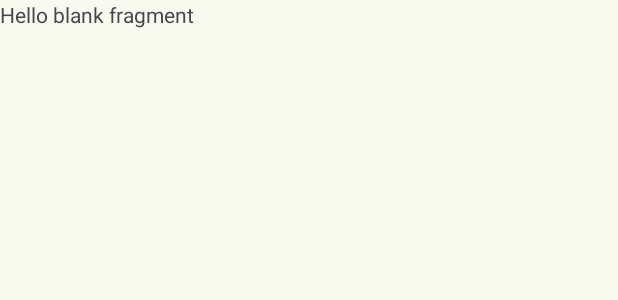
After one commit to SNXWXH/FarmHelper, an Android app: the layout fragment_login.xml on its own in the app's theme, with its tools: preview values and no code run, on a phone screen of 412 x 824 dp. The commit adds this screen. Shown: the top 300 px of the screen. Run offline under Robolectric (Android 15) with nearby library versions, the phone set to English and light mode, and no system bars.

Commit message:
refcator: Hilt를 사용하기 위한 앱 파일 생성 및 이노테이션 설정

```diff
--- a/frontend/aos/app/src/main/AndroidManifest.xml
+++ b/frontend/aos/app/src/main/AndroidManifest.xml
@@ -3,6 +3,7 @@
     xmlns:tools="http://schemas.android.com/tools">
 
     <application
+        android:name=".FarmHelperApp"
         android:allowBackup="true"
         android:dataExtractionRules="@xml/data_extraction_rules"
         android:fullBackupContent="@xml/backup_rules"
--- a/frontend/aos/app/src/main/java/com/mjc/lst1995/farmhelper/MainActivity.kt
+++ b/frontend/aos/app/src/main/java/com/mjc/lst1995/farmhelper/MainActivity.kt
@@ -2,7 +2,9 @@ package com.mjc.lst1995.farmhelper
 
 import android.os.Bundle
 import androidx.appcompat.app.AppCompatActivity
+import dagger.hilt.android.AndroidEntryPoint
 
+@AndroidEntryPoint
 class MainActivity : AppCompatActivity() {
     override fun onCreate(savedInstanceState: Bundle?) {
         super.onCreate(savedInstanceState)
--- a/frontend/aos/app/src/main/java/com/mjc/lst1995/farmhelper/home/HomeFragment.kt
+++ b/frontend/aos/app/src/main/java/com/mjc/lst1995/farmhelper/home/HomeFragment.kt
@@ -9,7 +9,10 @@ import com.mjc.lst1995.farmhelper.core.ui.BaseFragment
 import com.mjc.lst1995.farmhelper.core.ui.adapter.WeatherHomeAdapter
 import com.mjc.lst1995.farmhelper.core.ui.model.Weather
 import com.mjc.lst1995.farmhelper.databinding.FragmentHomeBinding
+import dagger.hilt.android.AndroidEntryPoint
 
+
+@AndroidEntryPoint
 class HomeFragment : BaseFragment<FragmentHomeBinding>(R.layout.fragment_home) {
     private val weathers =
         listOf(
--- /dev/null
+++ b/frontend/aos/app/src/main/res/layout/fragment_login.xml
@@ -0,0 +1,19 @@
+<?xml version="1.0" encoding="utf-8"?>
+<layout>
+
+
+<FrameLayout xmlns:android="http://schemas.android.com/apk/res/android"
+    xmlns:tools="http://schemas.android.com/tools"
+    android:layout_width="match_parent"
+    android:layout_height="match_parent"
+    tools:context=".login.LoginFragment">
+
+    <!-- TODO: Update blank fragment layout -->
+    <TextView
+        android:layout_width="match_parent"
+        android:layout_height="match_parent"
+        android:text="@string/hello_blank_fragment" />
+
+</FrameLayout>
+
+</layout>
```
Also changed, not shown: frontend/aos/app/src/main/java/com/mjc/lst1995/farmhelper/FarmHelperApp.kt (added, +8 -0 lines), frontend/aos/app/src/main/java/com/mjc/lst1995/farmhelper/login/LoginFragment.kt (added, +21 -0 lines).
